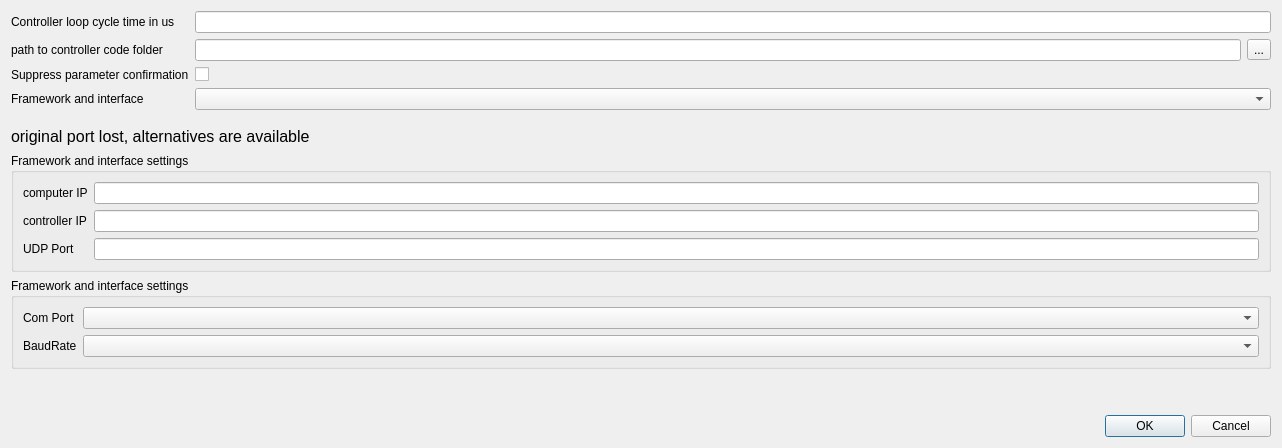
Before: the Qt Designer form gui/designerfiles/projectMiscSettingsDialog.ui in hmcontroller/ControlDemonstrator, drawn with Qt 5.
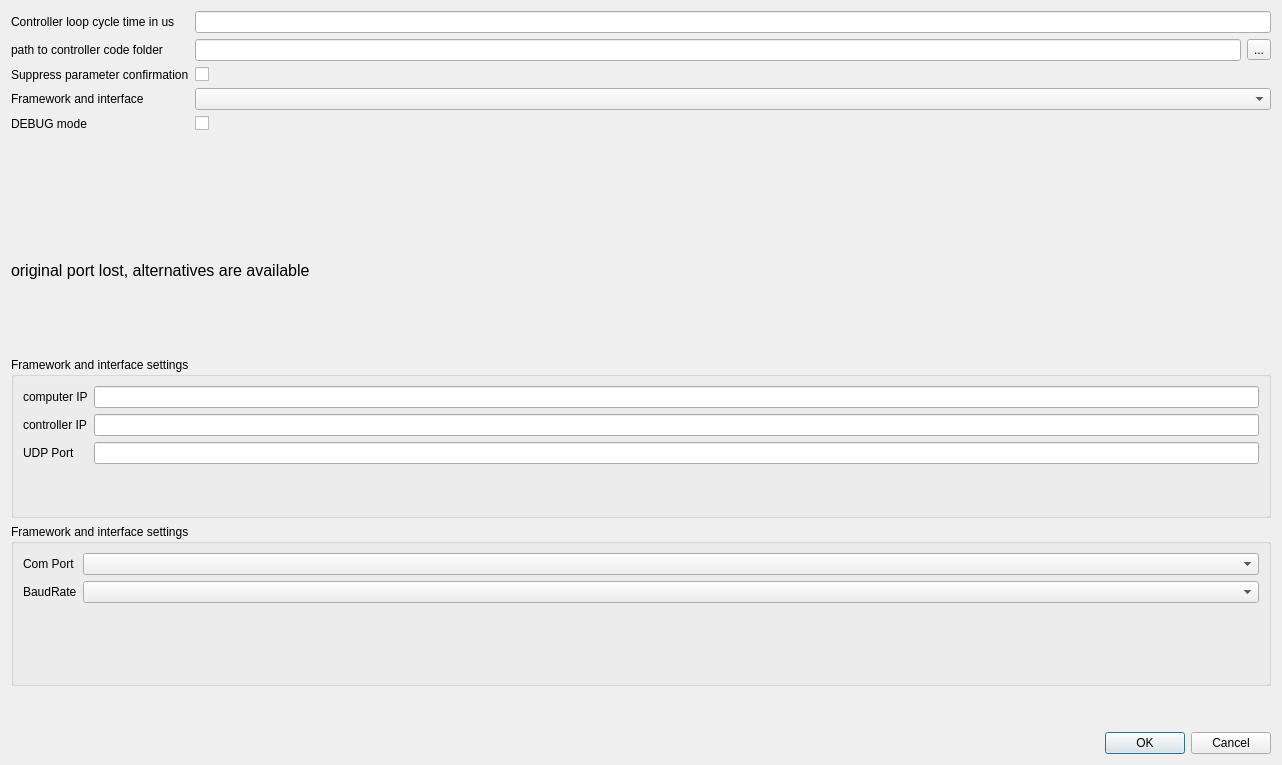
After: the same form once the commit is applied.

Commit message: semi debugMode eingefügt

Diff of the .ui file:
```diff
--- a/gui/designerfiles/projectMiscSettingsDialog.ui
+++ b/gui/designerfiles/projectMiscSettingsDialog.ui
@@ -7,7 +7,7 @@
     <x>0</x>
     <y>0</y>
     <width>1282</width>
-    <height>448</height>
+    <height>765</height>
    </rect>
   </property>
   <property name="sizePolicy">
@@ -77,6 +77,20 @@
      <item row="3" column="1">
       <widget class="QComboBox" name="comboBoxFrameworkAndInterface"/>
      </item>
+     <item row="4" column="0">
+      <widget class="QLabel" name="label_10">
+       <property name="text">
+        <string>DEBUG mode</string>
+       </property>
+      </widget>
+     </item>
+     <item row="4" column="1">
+      <widget class="QCheckBox" name="checkBoxDebugMode">
+       <property name="text">
+        <string/>
+       </property>
+      </widget>
+     </item>
     </layout>
    </item>
    <item>
```
The commit also changes 7 other files.
